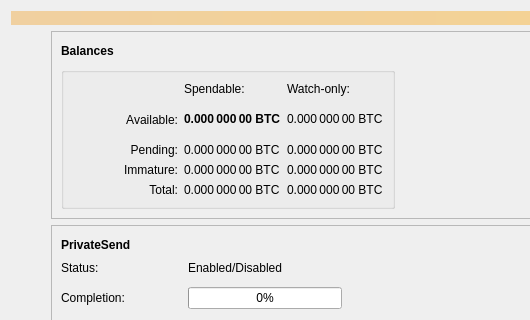
Qt form src/qt/forms/overviewpage.ui (zocteam/zeroonecoin) before a commit; both pictures show x 0 to 530 and y 0 to 320 of the 1152 by 683 pixel window.
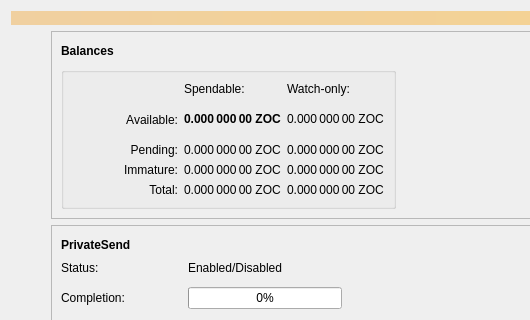
The same form after that commit.

```diff
--- a/src/qt/forms/overviewpage.ui
+++ b/src/qt/forms/overviewpage.ui
@@ -141,7 +141,7 @@
                 <string>Mined balance in watch-only addresses that has not yet matured</string>
                </property>
                <property name="text">
-                <string notr="true">0.000 000 00 BTC</string>
+                <string notr="true">0.000 000 00 ZOC</string>
                </property>
                <property name="alignment">
                 <set>Qt::AlignLeading|Qt::AlignLeft|Qt::AlignVCenter</set>
@@ -247,7 +247,7 @@
                 <string>Your current total balance</string>
                </property>
                <property name="text">
-                <string notr="true">0.000 000 00 BTC</string>
+                <string notr="true">0.000 000 00 ZOC</string>
                </property>
                <property name="alignment">
                 <set>Qt::AlignLeading|Qt::AlignLeft|Qt::AlignVCenter</set>
@@ -269,7 +269,7 @@
                 <string>Unconfirmed transactions to watch-only addresses</string>
                </property>
                <property name="text">
-                <string notr="true">0.000 000 00 BTC</string>
+                <string notr="true">0.000 000 00 ZOC</string>
                </property>
                <property name="alignment">
                 <set>Qt::AlignLeading|Qt::AlignLeft|Qt::AlignVCenter</set>
@@ -347,7 +347,7 @@
                 <string>Total of transactions that have yet to be confirmed, and do not yet count toward the spendable balance</string>
                </property>
                <property name="text">
-                <string notr="true">0.000 000 00 BTC</string>
+                <string notr="true">0.000 000 00 ZOC</string>
                </property>
                <property name="alignment">
                 <set>Qt::AlignLeading|Qt::AlignLeft|Qt::AlignVCenter</set>
@@ -381,7 +381,7 @@
                 <string notr="true"/>
                </property>
                <property name="text">
-                <string notr="true">0.000 000 00 BTC</string>
+                <string notr="true">0.000 000 00 ZOC</string>
                </property>
                <property name="alignment">
                 <set>Qt::AlignLeading|Qt::AlignLeft|Qt::AlignVCenter</set>
@@ -443,7 +443,7 @@
                 <string notr="true"/>
                </property>
                <property name="text">
-                <string notr="true">0.000 000 00 BTC</string>
+                <string notr="true">0.000 000 00 ZOC</string>
                </property>
                <property name="alignment">
                 <set>Qt::AlignLeading|Qt::AlignLeft|Qt::AlignVCenter</set>
@@ -465,7 +465,7 @@
                 <string>Current total balance in watch-only addresses</string>
                </property>
                <property name="text">
-                <string notr="true">0.000 000 00 BTC</string>
+                <string notr="true">0.000 000 00 ZOC</string>
                </property>
                <property name="alignment">
                 <set>Qt::AlignLeading|Qt::AlignLeft|Qt::AlignVCenter</set>
@@ -493,7 +493,7 @@
                 <string>Mined balance that has not yet matured</string>
                </property>
                <property name="text">
-                <string notr="true">0.000 000 00 BTC</string>
+                <string notr="true">0.000 000 00 ZOC</string>
                </property>
                <property name="alignment">
                 <set>Qt::AlignLeading|Qt::AlignLeft|Qt::AlignVCenter</set>
```
